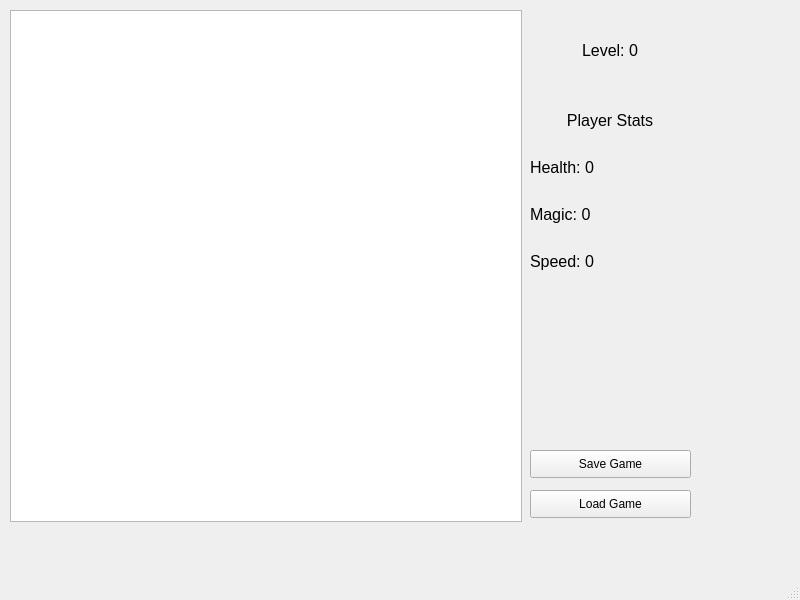
This is Game/mainwindow.ui in thyo9470/The-Thunder-Dungeon as Qt 5 draws it before an edit. The edited form follows.
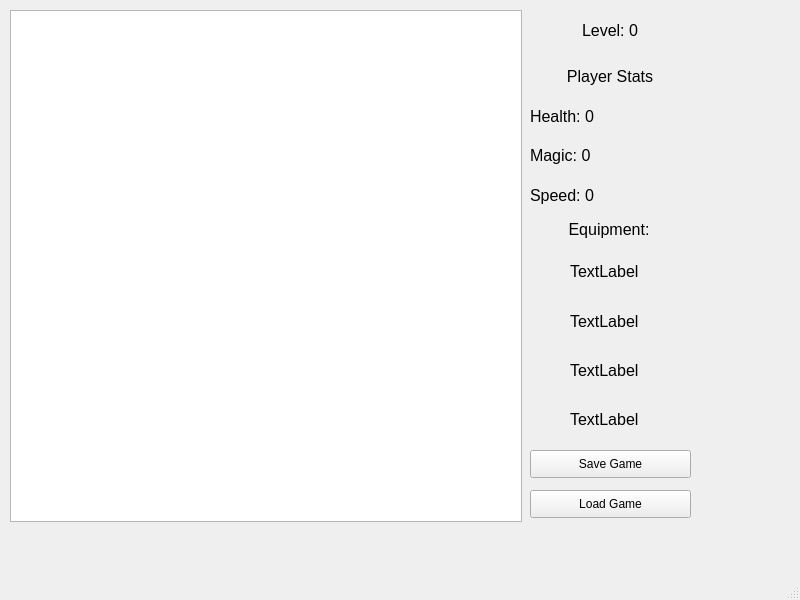
This is the edited form. Icons and pictures are not drawn.

What changed in the file:
```diff
--- a/Game/mainwindow.ui
+++ b/Game/mainwindow.ui
@@ -30,7 +30,7 @@
       <x>530</x>
       <y>10</y>
       <width>160</width>
-      <height>80</height>
+      <height>41</height>
      </rect>
     </property>
     <layout class="QVBoxLayout" name="verticalLayout">
@@ -58,9 +58,9 @@
     <property name="geometry">
      <rect>
       <x>530</x>
-      <y>100</y>
+      <y>60</y>
       <width>160</width>
-      <height>181</height>
+      <height>151</height>
      </rect>
     </property>
     <layout class="QVBoxLayout" name="verticalLayout_2">
@@ -149,6 +149,186 @@
      <string>Load Game</string>
     </property>
    </widget>
+   <widget class="QWidget" name="verticalLayoutWidget_3">
+    <property name="geometry">
+     <rect>
+      <x>570</x>
+      <y>250</y>
+      <width>221</width>
+      <height>191</height>
+     </rect>
+    </property>
+    <layout class="QVBoxLayout" name="verticalLayout_3">
+     <item>
+      <widget class="QLabel" name="equipment0">
+       <property name="font">
+        <font>
+         <pointsize>12</pointsize>
+        </font>
+       </property>
+       <property name="text">
+        <string>TextLabel</string>
+       </property>
+      </widget>
+     </item>
+     <item>
+      <widget class="QLabel" name="equipment1">
+       <property name="font">
+        <font>
+         <pointsize>12</pointsize>
+        </font>
+       </property>
+       <property name="text">
+        <string>TextLabel</string>
+       </property>
+      </widget>
+     </item>
+     <item>
+      <widget class="QLabel" name="equipment2">
+       <property name="font">
+        <font>
+         <pointsize>12</pointsize>
+        </font>
+       </property>
+       <property name="text">
+        <string>TextLabel</string>
+       </property>
+      </widget>
+     </item>
+     <item>
+      <widget class="QLabel" name="equipment3">
+       <property name="font">
+        <font>
+         <pointsize>12</pointsize>
+        </font>
+       </property>
+       <property name="text">
+        <string>TextLabel</string>
+       </property>
+      </widget>
+     </item>
+    </layout>
+   </widget>
+   <widget class="QLabel" name="equipment">
+    <property name="geometry">
+     <rect>
+      <x>530</x>
+      <y>210</y>
+      <width>158</width>
+      <height>39</height>
+     </rect>
+    </property>
+    <property name="font">
+     <font>
+      <pointsize>12</pointsize>
+     </font>
+    </property>
+    <property name="text">
+     <string>Equipment:</string>
+    </property>
+    <property name="scaledContents">
+     <bool>false</bool>
+    </property>
+    <property name="alignment">
+     <set>Qt::AlignCenter</set>
+    </property>
+   </widget>
+   <widget class="QLabel" name="equipmentImage0">
+    <property name="geometry">
+     <rect>
+      <x>530</x>
+      <y>260</y>
+      <width>32</width>
+      <height>32</height>
+     </rect>
+    </property>
+    <property name="font">
+     <font>
+      <pointsize>8</pointsize>
+     </font>
+    </property>
+    <property name="text">
+     <string/>
+    </property>
+    <property name="pixmap">
+     <pixmap resource="resources.qrc">:/images/Slime.png</pixmap>
+    </property>
+    <property name="scaledContents">
+     <bool>true</bool>
+    </property>
+   </widget>
+   <widget class="QLabel" name="equipmentImage1">
+    <property name="geometry">
+     <rect>
+      <x>530</x>
+      <y>310</y>
+      <width>32</width>
+      <height>32</height>
+     </rect>
+    </property>
+    <property name="font">
+     <font>
+      <pointsize>8</pointsize>
+     </font>
+    </property>
+    <property name="text">
+     <string/>
+    </property>
+    <property name="pixmap">
+     <pixmap resource="resources.qrc">:/images/Slime.png</pixmap>
+    </property>
+    <property name="scaledContents">
+     <bool>true</bool>
+    </property>
+   </widget>
+   <widget class="QLabel" name="equipmentImage2">
+    <property name="geometry">
+     <rect>
+      <x>530</x>
+      <y>360</y>
+      <width>32</width>
+      <height>32</height>
+     </rect>
+    </property>
+    <property name="font">
+     <font>
+      <pointsize>8</pointsize>
+     </font>
+    </property>
+    <property name="text">
+     <string/>
+    </property>
+    <property name="pixmap">
+     <pixmap resource="resources.qrc">:/images/Slime.png</pixmap>
+    </property>
+    <property name="scaledContents">
+     <bool>true</bool>
+    </property>
+   </widget>
+   <widget class="QLabel" name="equipmentImage3">
+    <property name="geometry">
+     <rect>
+      <x>530</x>
+      <y>410</y>
+      <width>32</width>
+      <height>32</height>
+     </rect>
+    </property>
+    <property name="font">
+     <font>
+      <pointsize>8</pointsize>
+     </font>
+    </property>
+    <property name="text">
+     <string/>
+    </property>
+    <property name="pixmap">
+     <pixmap resource="resources.qrc">:/images/Slime.png</pixmap>
+    </property>
+    <property name="scaledContents">
+     <bool>true</bool>
+    </property>
+   </widget>
   </widget>
   <widget class="QMenuBar" name="menubar">
    <property name="geometry">
```
Left out of the diff: 4 changed lines with no effect on the pictures.
